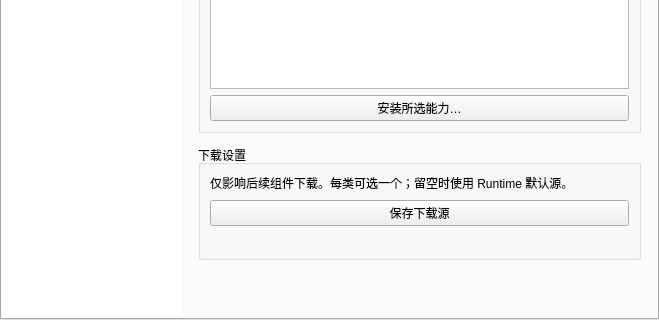
The window that apps/vibeocr-pyside/src/vibeocr/classic/ui/main_window.ui (FelixJI/vibeocr-classic) describes before a commit, drawn with Qt 5; both pictures show x 0 to 659 and y 485 to 805 of the 659 by 805 pixel window.
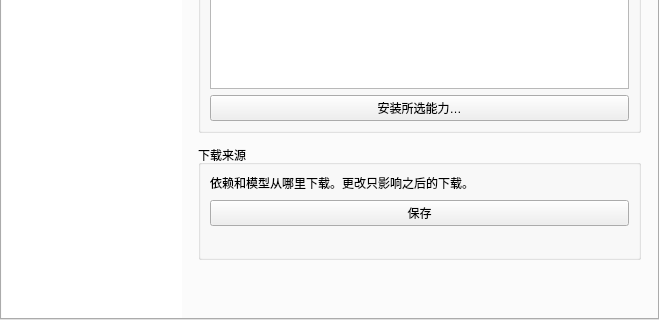
The same window after the commit. The open tabs and pages were chosen to show the change. Custom widgets are drawn as their Qt base class.

Commit message: feat(sources): 引擎安装与设置页可选依赖/模型下载来源并持久化

```diff
--- a/apps/vibeocr-pyside/src/vibeocr/classic/ui/main_window.ui
+++ b/apps/vibeocr-pyside/src/vibeocr/classic/ui/main_window.ui
@@ -524,7 +524,7 @@
            <item>
             <widget class="QGroupBox" name="groupDownloadSources">
              <property name="title">
-               <string>下载设置</string>
+               <string>下载来源</string>
              </property>
              <layout class="QVBoxLayout" name="downloadSourcesLayout">
               <property name="spacing">
@@ -533,7 +533,7 @@
               <item>
                <widget class="QLabel" name="labelDownloadSource">
                 <property name="text">
-                  <string>仅影响后续组件下载。每类可选一个；留空时使用 Runtime 默认源。</string>
+                  <string>依赖和模型从哪里下载。更改只影响之后的下载。</string>
                 </property>
                 <property name="wordWrap">
                  <bool>true</bool>
@@ -543,7 +543,7 @@
               <item>
                <widget class="QPushButton" name="btnSaveDownloadSources">
                 <property name="text">
-                 <string>保存下载源</string>
+                  <string>保存</string>
                 </property>
                </widget>
               </item>
```
Lines whose indentation alone changed are shown as unchanged. The commit also changes 10 other files.
